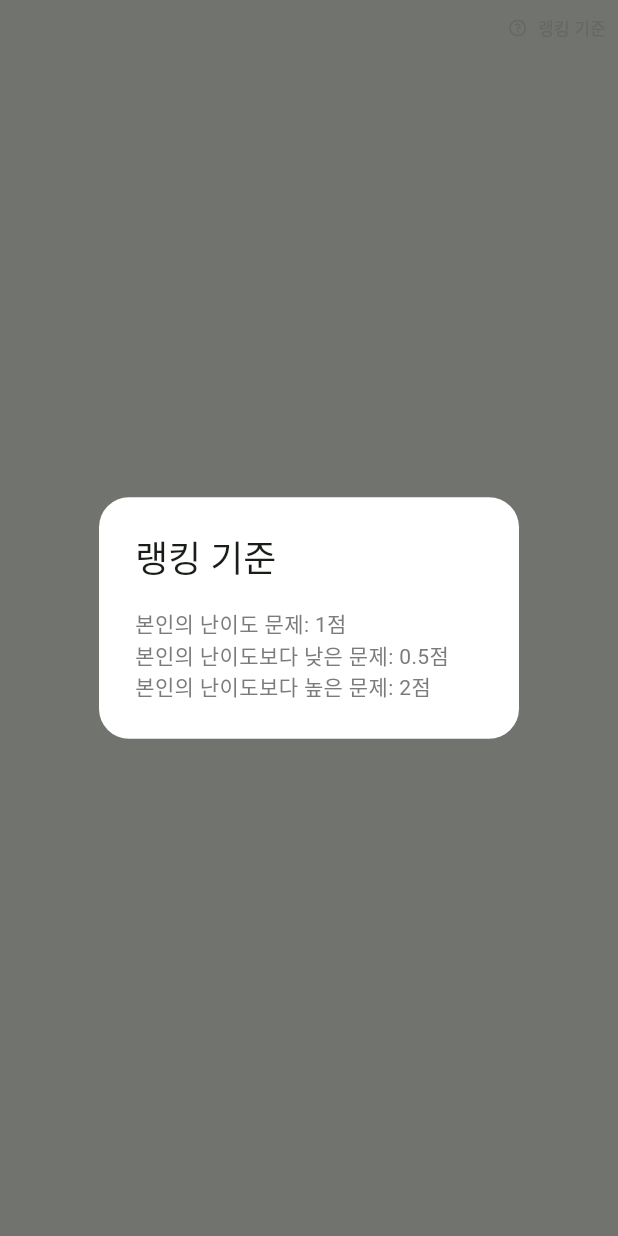
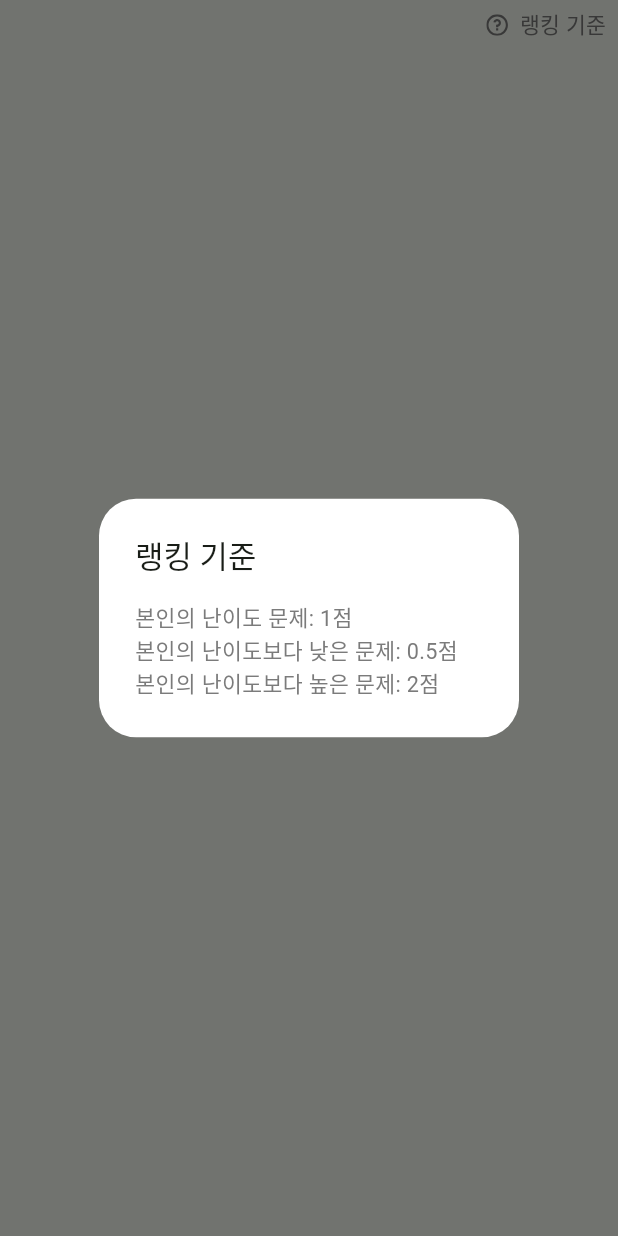
Before and after one commit to ROCCIA-901/roccia_901_client, a Flutter app: the RankingCriteriaButton widget shown alone on an empty page, opened directly, after a tap on "랭킹 기준", on a phone screen of 412 x 824 dp. Run offline on Flutter 3.47's test engine with Material 3 defaults, Android fonts, the phone set to English and light mode, and no system bars; our stand-ins replace auto_route, carousel_slider, dropdown_button2, email_validator, flutter_riverpod, flutter_secure_storage and 9 more; missing offline and left inert: http_interceptor; accounts and stored records are empty; generated files the repository leaves out were written again; project files that could hold a hidden picture were left out.

Commit message:
style: 랭킹 데이터 없을 때 안내 글자 스타일 변경

```diff
--- a/lib/presentation/screens/record_screen/ranking_tab.dart
+++ b/lib/presentation/screens/record_screen/ranking_tab.dart
@@ -2,6 +2,7 @@ import 'package:flutter/material.dart';
 import 'package:flutter_riverpod/flutter_riverpod.dart';
 import 'package:flutter_svg/svg.dart';
 import 'package:google_fonts/google_fonts.dart';
+import 'package:untitled/constants/app_colors.dart';
 import 'package:untitled/constants/app_constants.dart';
 import 'package:untitled/constants/size_config.dart';
 import 'package:untitled/presentation/screens/shared/exception_handler_on_view.dart';
@@ -367,15 +368,15 @@ class RankingCriteriaButton extends StatelessWidget {
         },
         icon: SvgPicture.asset(
           'assets/icons/question_mark_circle.svg',
-          color: Color(0xFFE0E0E0),
-          width: AppSize.of(context).safeBlockHorizontal * 2.75,
+          color: AppColors.greyDark,
+          width: AppSize.of(context).safeBlockHorizontal * 3.5,
         ),
         label: Text(
           '랭킹 기준',
           style: GoogleFonts.inter(
             textStyle: TextStyle(
-              color: Color(0xFFE0E0E0),
-              fontSize: AppSize.of(context).safeBlockHorizontal * 2.75,
+              color: AppColors.greyDark,
+              fontSize: AppSize.of(context).safeBlockHorizontal * 3.5,
               fontWeight: FontWeight.w500,
             ),
           ),
@@ -392,14 +393,24 @@ class RankingCriteriaPopup extends StatelessWidget {
   @override
   Widget build(BuildContext context) {
     return AlertDialog(
-      title: Text("랭킹 기준"),
+      title: Text(
+        "랭킹 기준",
+        style: TextStyle(fontSize: AppSize.of(context).font.headline1),
+      ),
       content: Text(
         "본인의 난이도 문제: 1점\n본인의 난이도보다 낮은 문제: 0.5점\n본인의 난이도보다 높은 문제: 2점",
-        style: TextStyle(color: Color(0xFF7B7B7B)),
+        style: TextStyle(
+          color: AppColors.greyDark,
+          fontSize: AppSize.of(context).font.content,
+        ),
       ),
       backgroundColor: Color(0xFFFFFFFF),
       elevation: 0,
-      shape: RoundedRectangleBorder(borderRadius: BorderRadius.circular(20)),
+      shape: RoundedRectangleBorder(
+        borderRadius: BorderRadius.circular(
+          AppSize.of(context).safeBlockHorizontal * 6.0,
+        ),
+      ),
     );
   }
 }
@@ -506,7 +517,8 @@ class WeeklyRankingPageView extends StatelessWidget {
         child: Text(
           "랭킹이 없어요 😢",
           style: TextStyle(
-            fontSize: AppSize.of(context).font.headline2,
+            color: AppColors.greyMediumDark,
+            fontSize: AppSize.of(context).font.headline3,
           ),
         ),
       );
@@ -596,7 +608,8 @@ class AllRankingPageView extends StatelessWidget {
         child: Text(
           "랭킹이 없어요 😢",
           style: TextStyle(
-            fontSize: AppSize.of(context).font.headline2,
+            color: AppColors.greyMediumDark,
+            fontSize: AppSize.of(context).font.headline3,
           ),
         ),
       );
```
